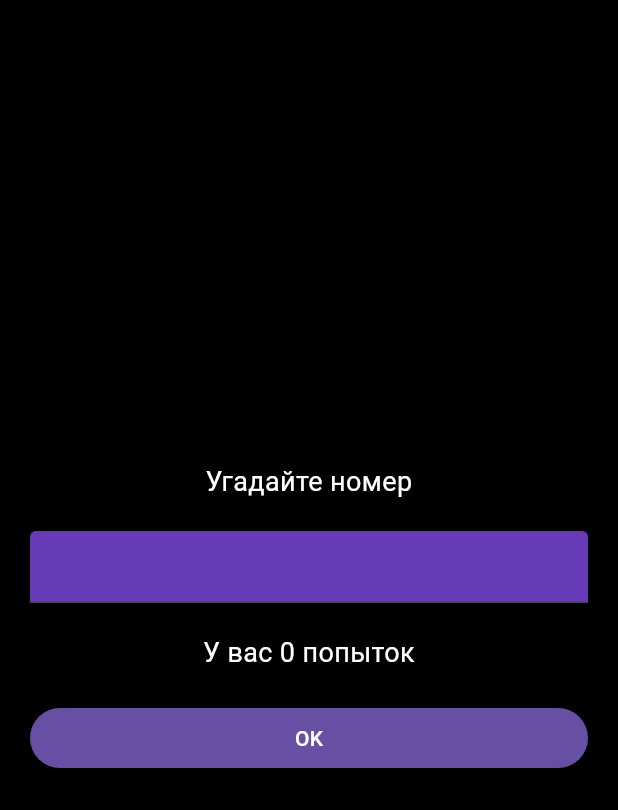
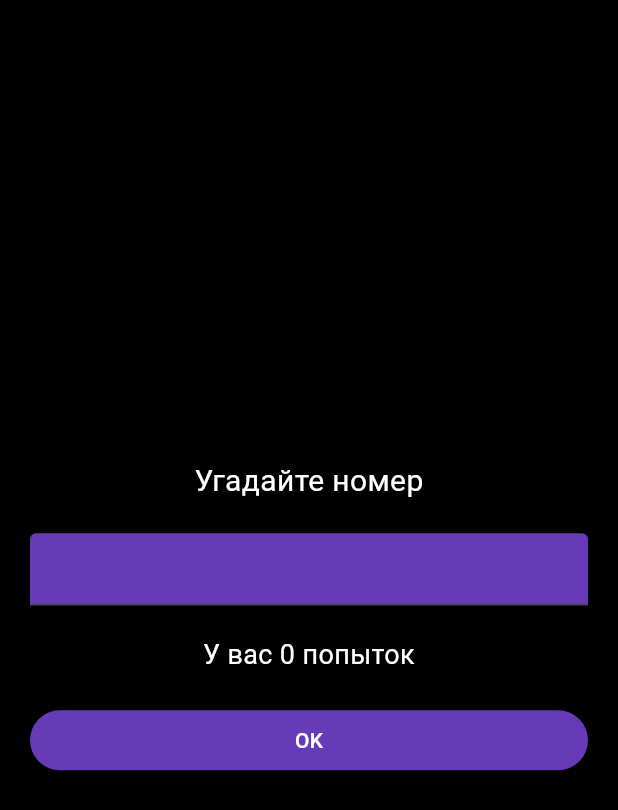
Before and after one commit to QaZaQ97/solva_guess_number_app, a Flutter app: the FirstPage screen opened directly with empty values, on a phone screen of 412 x 824 dp. Shown: the top 810 px of the screen. Run offline on Flutter 3.47's test engine with Material 3 defaults, Android fonts, the phone set to English and light mode, and no system bars; our stand-ins replace bloc, flutter_bloc, lottie.

Commit message:
Finish first page

```diff
--- a/lib/bloc/cubit/guess_number_state.dart
+++ b/lib/bloc/cubit/guess_number_state.dart
@@ -2,26 +2,26 @@ part of 'guess_number_cubit.dart';
 
 @immutable
 abstract class GuessNumberState {
-  final int chanceLeft;
-  const GuessNumberState(this.chanceLeft);
+  final int attemptsLeft;
+  const GuessNumberState(this.attemptsLeft);
 }
 
 final class GuessNumberInitial extends GuessNumberState {
-  const GuessNumberInitial(int chanceLeft) : super(chanceLeft);
+  const GuessNumberInitial(int attemptsLeft) : super(attemptsLeft);
 }
 
 class GuessNumberDefault extends GuessNumberState {
-  const GuessNumberDefault(int chanceLeft) : super(chanceLeft);
+  const GuessNumberDefault(int attemptsLeft) : super(attemptsLeft);
   final Color backgroundColor = Colors.black;
 }
 
-class GuessNumberSucess extends GuessNumberState {
-  const GuessNumberSucess(int chanceLeft) : super(chanceLeft);
+class GuessNumberSuccess extends GuessNumberState {
+  const GuessNumberSuccess(int attemptsLeft) : super(attemptsLeft);
   final Color backgroundColor = Colors.green;
 }
 
 class GuessNumberFault extends GuessNumberState {
-  const GuessNumberFault(int chanceLeft) : super(chanceLeft);
+  const GuessNumberFault(int attemptsLeft) : super(attemptsLeft);
   final Color backgroundColor = Colors.red;
 }
 
--- a/lib/main.dart
+++ b/lib/main.dart
@@ -5,17 +5,13 @@ void main() {
   runApp(const MainApp());
 }
 
-class MainApp extends StatefulWidget {
+class MainApp extends StatelessWidget {
   const MainApp({super.key});
 
   @override
-  State<MainApp> createState() => _MainAppState();
-}
-
-class _MainAppState extends State<MainApp> {
-  @override
   Widget build(BuildContext context) {
     return MaterialApp(
+      debugShowCheckedModeBanner: false,
       theme: ThemeData(
         scaffoldBackgroundColor: Colors.grey.shade900,
       ),
--- a/lib/presentation/first_page.dart
+++ b/lib/presentation/first_page.dart
@@ -1,12 +1,16 @@
 import 'package:flutter/material.dart';
 import 'package:flutter_bloc/flutter_bloc.dart';
 import 'package:solva_guess_number_app/bloc/cubit/guess_number_cubit.dart';
+import 'package:solva_guess_number_app/utils/app_text_styles.dart';
+import 'package:solva_guess_number_app/widgets/app_alert_dialogs.dart';
 import 'package:solva_guess_number_app/widgets/custom_text_field_widget.dart';
+import 'package:solva_guess_number_app/widgets/generate_random_number.dart';
 
 class FirstPage extends StatefulWidget {
-  final String firstNumber;
-  final int secondNumber;
-  const FirstPage(this.firstNumber, this.secondNumber, {super.key});
+  final int arrangeMaxNumber;
+  final int maxAttempts;
+
+  const FirstPage(this.arrangeMaxNumber, this.maxAttempts, {super.key});
 
   @override
   State<FirstPage> createState() => _FirstPageState();
@@ -14,19 +18,44 @@ class FirstPage extends StatefulWidget {
 
 class _FirstPageState extends State<FirstPage> {
   TextEditingController numberController = TextEditingController();
+
   @override
   Widget build(BuildContext context) {
     return BlocProvider(
-      create: (_) => GuessNumberCubit(widget.secondNumber),
+      create: (_) => GuessNumberCubit(widget.maxAttempts),
+      child: Scaffold(
+        body: BlocListener<GuessNumberCubit, GuessNumberState>(
+          listener: (context, state) {
+            if (state is GuessNumberSuccess) {
+              showAlertDialog(context, 'Поздаврялем!', 'Вы угадали число');
+            } else if (state is GuessNumberFault) {
+              ScaffoldMessenger.of(context).showSnackBar(
+                const SnackBar(
+                  content: Text('Неправильный ответ. Попробуйте снова!'),
+                  duration: Duration(seconds: 2),
+                  behavior: SnackBarBehavior.floating,
+                  backgroundColor: Colors.orange,
+                ),
+              );
+            } else if (state is GuessNumberGameOver) {
+              showAlertDialog(
+                  context,
+                  'Игра окончена! Попытки закончились.',
+                  'Слусайное число было ${generateRandomNumber(
+                    widget.arrangeMaxNumber,
+                  )}');
+            }
+          },
           child: BlocBuilder<GuessNumberCubit, GuessNumberState>(
             builder: (context, state) {
               Color backgroundColor = Colors.black;
-          if (state is GuessNumberSucess) {
-            backgroundColor = state.backgroundColor;
+
+              if (state is GuessNumberSuccess) {
+                backgroundColor = Colors.green;
               } else if (state is GuessNumberFault) {
-            backgroundColor = state.backgroundColor;
+                backgroundColor = Colors.red;
               } else if (state is GuessNumberGameOver) {
-            backgroundColor = state.backgroundColor;
+                backgroundColor = Colors.grey;
               }
 
               return Scaffold(
@@ -37,43 +66,46 @@ class _FirstPageState extends State<FirstPage> {
                     mainAxisAlignment: MainAxisAlignment.center,
                     crossAxisAlignment: CrossAxisAlignment.stretch,
                     children: [
-                  const Text(
+                      Text(
                         'Угадайте номер',
                         textAlign: TextAlign.center,
-                    style: TextStyle(
-                      fontSize: 18,
-                      color: Colors.white,
-                    ),
+                        style: AppTextStyles().fontSize20ColorWhite,
                       ),
                       const SizedBox(height: 20),
+
+                      /// Text Field for entering number
                       CustomTextFieldWidget(numberController),
+
                       const SizedBox(height: 20),
                       Text(
-                    'У вас ${state.chanceLeft} попыток',
+                        state is GuessNumberGameOver ? 'Игра окончена!' : 'У вас ${state.attemptsLeft} попыток',
                         textAlign: TextAlign.center,
-                    style: const TextStyle(
-                      fontSize: 18,
-                      color: Colors.white,
-                    ),
+                        style: AppTextStyles().fontSize18ColorWhite,
                       ),
                       const SizedBox(height: 20),
+
+                      /// Button to submit the guess
                       FilledButton(
+                        style: const ButtonStyle(
+                          backgroundColor: MaterialStatePropertyAll(Colors.deepPurple),
+                        ),
                         onPressed: () {
                           context.read<GuessNumberCubit>().checkNumber(
-                              widget.firstNumber,
+                                widget.arrangeMaxNumber,
                                 numberController.text,
                               );
-                        widget.firstNumber == numberController.text ? Navigator.pop(context) : '';
-                        state.chanceLeft == 0 ? Navigator.pop(context) : '';
                           numberController.clear();
                         },
-                      child: const Text('OK')),
+                        child: const Text('OK'),
+                      ),
                     ],
                   ),
                 ),
               );
             },
           ),
+        ),
+      ),
     );
   }
 }
--- /dev/null
+++ b/lib/utils/app_text_styles.dart
@@ -0,0 +1,8 @@
+import 'package:flutter/material.dart';
+
+class AppTextStyles {
+  TextStyle fontSize18ColorWhite = const TextStyle(fontSize: 18, color: Colors.white);
+  TextStyle fontSize20ColorWhite = const TextStyle(fontSize: 20, color: Colors.white);
+  TextStyle fontSize28ColorWhite = const TextStyle(fontSize: 26, color: Colors.white);
+  TextStyle fontSize32ColorPurple = const TextStyle(fontSize: 32, fontWeight: FontWeight.bold, color: Colors.deepPurple);
+}
--- a/lib/widgets/custom_text_field_widget.dart
+++ b/lib/widgets/custom_text_field_widget.dart
@@ -21,7 +21,8 @@ class CustomTextFieldWidget extends StatelessWidget {
           contentPadding: EdgeInsets.zero,
           filled: true,
           fillColor: Colors.deepPurple,
-          )),
+        ),
+      ),
     );
   }
 }
```
Also changed, not shown: lib/bloc/cubit/guess_number_cubit.dart (+9 -13 lines), lib/presentation/onbording_screen.dart (+39 -25 lines), lib/widgets/app_alert_dialogs.dart (added, +26 -0 lines), lib/widgets/generate_random_number.dart (added, +7 -0 lines), lib/widgets/onbording_text_widget.dart (deleted, +0 -37 lines). Lines whose indentation alone changed are shown as unchanged.
